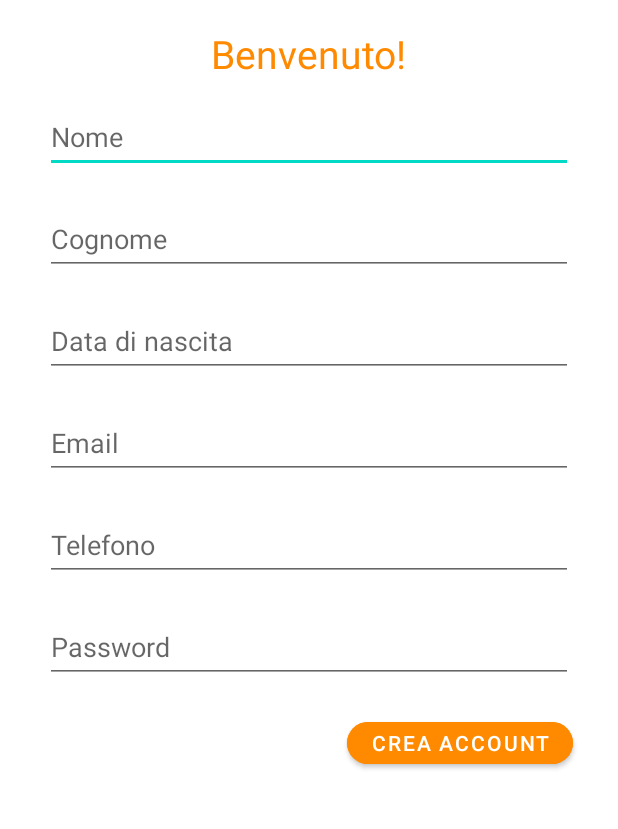
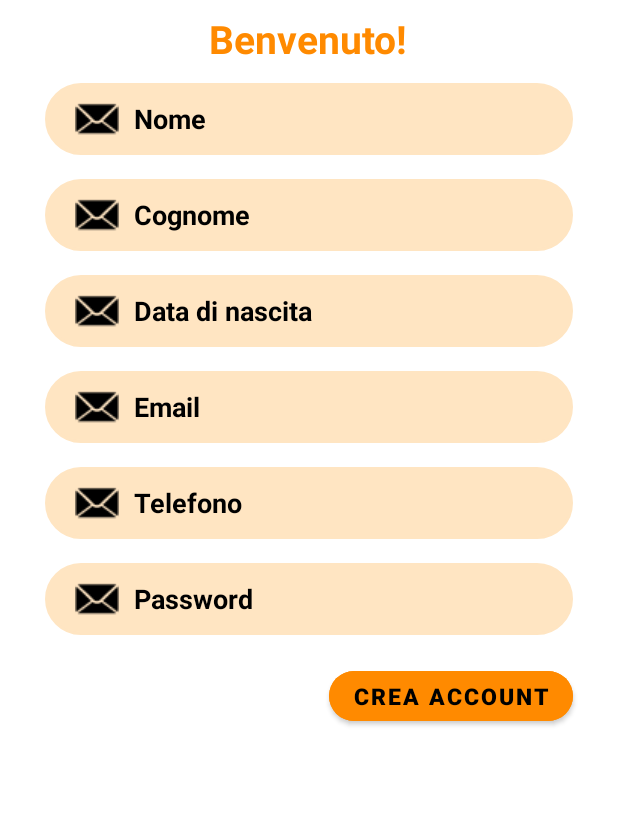
Before and after one commit to filippoarmani/ricettiamo, an Android app: the layout registration_page.xml on its own in the app's theme, with its tools: preview values and no code run, on a phone screen of 412 x 824 dp, the part 335-1164 px from its top. Run offline under Robolectric (Android 15) with nearby library versions, the phone set to English and light mode, and no system bars.

Commit message:
Schermata Creazione account

```diff
--- a/app/src/main/res/drawable/edit_text_background.xml
+++ b/app/src/main/res/drawable/edit_text_background.xml
@@ -1,10 +1,6 @@
 <?xml version="1.0" encoding="utf-8"?>
 <shape xmlns:android="http://schemas.android.com/apk/res/android">
-
     <stroke android:color="@color/orange"
-        android:width="2dp"/>
+            android:width="2dp"/>
     <corners android:radius="50dp"/>
-
-
-
 </shape>
--- a/app/src/main/res/layout/login_page.xml
+++ b/app/src/main/res/layout/login_page.xml
@@ -15,6 +15,7 @@
         android:layout_alignParentTop="true"
         android:layout_centerHorizontal="true"
         android:layout_marginTop="47dp"
+
         app:srcCompat="@drawable/logo" />
 
     <EditText
@@ -26,19 +27,22 @@
         android:layout_centerHorizontal="true"
         android:layout_marginTop="12dp"
         android:layout_marginEnd="24dp"
+
         android:background="@drawable/edit_text_background"
-        android:backgroundTint="@color/orange"
+        android:backgroundTint="@color/orang_w"
         android:drawableLeft="@drawable/email_icon"
         android:paddingLeft="20dp"
         android:drawablePadding="10dp"
+
         android:ems="10"
         android:hint="@string/email"
+        android:inputType="textEmailAddress"
+        android:textColorHint="@color/black"
         android:textSize="18dp"
-        android:textColorHint="@color/black"
         android:textStyle="bold"
-        android:inputType="textEmailAddress"
+        android:textColor="@color/black"
         android:minHeight="48dp"
-        android:textColor="@color/black"
+
 
         />
 
@@ -50,19 +54,22 @@
         android:layout_marginEnd="24dp"
         android:layout_below="@+id/l_email"
         android:layout_centerHorizontal="true"
+
         android:background="@drawable/edit_text_background"
-        android:backgroundTint="@color/orange"
+        android:backgroundTint="@color/orang_w"
         android:drawableLeft="@drawable/password_icon"
         android:paddingLeft="20dp"
         android:drawablePadding="10dp"
+
         android:ems="10"
         android:hint="@string/password"
+        android:textColorHint="@color/black"
+        android:inputType="textPassword"
         android:textSize="18dp"
-        android:textColorHint="@color/black"
         android:textStyle="bold"
-        android:inputType="textPassword"
+        android:textColor="@color/black"
         android:minHeight="48dp"
-        android:textColor="@color/black"
+        app:passwordToggleEnabled="true"
         />
 
 
@@ -74,23 +81,31 @@
         android:layout_marginTop="18dp"
         android:layout_marginEnd="24dp"
         android:layout_alignParentEnd="true"
+
+        style="@style/Widget.MaterialComponents.Button.TextButton"
         android:text="@string/p_dimenticata"
         android:textSize="14sp"
+        android:textColor="@color/orange"
         app:textAllCaps="false"
-        style="@style/Widget.MaterialComponents.Button.TextButton"
         />
 
     <Button
         android:id="@+id/l_login"
         android:layout_width="match_parent"
-        android:layout_height="48dp"
+        android:layout_height="55dp"
         android:layout_marginEnd="24dp"
         android:layout_below="@+id/l_passwordD"
         android:layout_centerHorizontal="true"
-        android:layout_marginTop="26dp"
+        android:layout_marginTop="24dp"
+
         android:backgroundTint="@color/orange"
+        app:cornerRadius="24dp"
+
         android:text="@string/login"
-        app:cornerRadius="24dp"/>
+        android:textColor="@color/black"
+        android:textSize="15dp"
+        android:textStyle="bold"
+        />
 
     <RelativeLayout
         android:id="@+id/l_or"
@@ -133,16 +148,16 @@
         android:layout_height="wrap_content"
         android:layout_below="@+id/l_or"
         android:layout_centerHorizontal="true"
-
-
         android:layout_marginTop="12dp"
         android:layout_marginEnd="24dp"
+
         android:text="@string/login_google"
         android:textSize="14sp"
         android:textAllCaps="true"
         app:icon="@drawable/google_icon"
         android:textColor="@color/google_login_text"
-        app:backgroundTint="@color/google_login_button"
+        app:backgroundTint="@color/orang_w"
+        app:cornerRadius="24dp"
         app:iconGravity="textStart"
         app:iconTint="@null"
          />
@@ -169,6 +184,7 @@
             android:layout_marginEnd="24dp"
             android:text="@string/register"
             android:textSize="12sp"
+            android:textColor="@color/orange"
             app:textAllCaps="false"
             style="@style/Widget.MaterialComponents.Button.TextButton" />
 
--- a/app/src/main/res/layout/registration_page.xml
+++ b/app/src/main/res/layout/registration_page.xml
@@ -22,10 +22,11 @@
         android:layout_height="wrap_content"
         android:layout_below="@+id/r_logo"
         android:layout_centerHorizontal="true"
-        android:layout_marginTop="18dp"
+        android:layout_marginTop="8dp"
         android:text="@string/benvenuto"
         android:textColor="@color/orange"
-        android:textSize="26sp" />
+        android:textSize="26sp"
+        android:textStyle="bold"/>
 
     <EditText
         android:id="@+id/r_nome"
@@ -33,13 +34,25 @@
         android:layout_height="wrap_content"
         android:layout_below="@+id/r_benvenuto"
         android:layout_marginLeft="30dp"
-        android:layout_marginTop="14dp"
+        android:layout_marginTop="12dp"
         android:layout_marginRight="30dp"
-        android:layout_marginBottom="10dp"
+        android:layout_marginBottom="8dp"
+
+        android:background="@drawable/edit_text_background"
+        android:backgroundTint="@color/orang_w"
+        android:drawableLeft="@drawable/email_icon"
+        android:paddingLeft="20dp"
+        android:drawablePadding="10dp"
+
         android:ems="10"
         android:hint="@string/nome"
         android:inputType="textPersonName"
-        android:minHeight="48dp" />
+        android:textColorHint="@color/black"
+        android:textSize="18dp"
+        android:textStyle="bold"
+        android:textColor="@color/black"
+        android:minHeight="48dp"
+        />
 
     <EditText
         android:id="@+id/r_cognome"
@@ -47,13 +60,24 @@
         android:layout_height="wrap_content"
         android:layout_below="@+id/r_nome"
         android:layout_marginLeft="30dp"
-        android:layout_marginTop="10dp"
+        android:layout_marginTop="8dp"
         android:layout_marginRight="30dp"
-        android:layout_marginBottom="10dp"
+        android:layout_marginBottom="8dp"
+
+        android:background="@drawable/edit_text_background"
+        android:backgroundTint="@color/orang_w"
+        android:drawableLeft="@drawable/email_icon"
+        android:paddingLeft="20dp"
+        android:drawablePadding="10dp"
+
         android:ems="10"
         android:hint="@string/cognome"
         android:inputType="textPersonName"
-        android:minHeight="48dp" />
+        android:textColorHint="@color/black"
+        android:textSize="18dp"
+        android:textStyle="bold"
+        android:textColor="@color/black"
+        android:minHeight="48dp"/>
 
     <EditText
         android:id="@+id/r_dataNascita"
@@ -61,13 +85,25 @@
         android:layout_height="wrap_content"
         android:layout_below="@+id/r_cognome"
         android:layout_marginLeft="30dp"
-        android:layout_marginTop="10dp"
+        android:layout_marginTop="8dp"
         android:layout_marginRight="30dp"
-        android:layout_marginBottom="10dp"
+        android:layout_marginBottom="8dp"
+
+        android:background="@drawable/edit_text_background"
+        android:backgroundTint="@color/orang_w"
+        android:drawableLeft="@drawable/email_icon"
+        android:paddingLeft="20dp"
+        android:drawablePadding="10dp"
+
         android:ems="10"
         android:hint="@string/data"
         android:inputType="date"
-        android:minHeight="48dp" />
+        android:textColorHint="@color/black"
+        android:textSize="18dp"
+        android:textStyle="bold"
+        android:textColor="@color/black"
+        android:minHeight="48dp"
+        />
 
     <EditText
         android:id="@+id/r_email"
@@ -75,12 +111,23 @@
         android:layout_height="wrap_content"
         android:layout_below="@id/r_dataNascita"
         android:layout_marginLeft="30dp"
-        android:layout_marginTop="10dp"
+        android:layout_marginTop="8dp"
         android:layout_marginRight="30dp"
-        android:layout_marginBottom="10dp"
+        android:layout_marginBottom="8dp"
+
+        android:background="@drawable/edit_text_background"
+        android:backgroundTint="@color/orang_w"
+        android:drawableLeft="@drawable/email_icon"
+        android:paddingLeft="20dp"
+        android:drawablePadding="10dp"
+
         android:ems="10"
         android:hint="@string/email"
         android:inputType="textEmailAddress"
+        android:textColorHint="@color/black"
+        android:textSize="18dp"
+        android:textStyle="bold"
+        android:textColor="@color/black"
         android:minHeight="48dp" />
 
     <EditText
@@ -89,12 +136,23 @@
         android:layout_height="wrap_content"
         android:layout_below="@id/r_email"
         android:layout_marginLeft="30dp"
-        android:layout_marginTop="10dp"
+        android:layout_marginTop="8dp"
         android:layout_marginRight="30dp"
-        android:layout_marginBottom="10dp"
+        android:layout_marginBottom="8dp"
+
+        android:background="@drawable/edit_text_background"
+        android:backgroundTint="@color/orang_w"
+        android:drawableLeft="@drawable/email_icon"
+        android:paddingLeft="20dp"
+        android:drawablePadding="10dp"
+
         android:ems="10"
         android:hint="@string/telefono"
         android:inputType="phone"
+        android:textColorHint="@color/black"
+        android:textSize="18dp"
+        android:textStyle="bold"
+        android:textColor="@color/black"
         android:minHeight="48dp" />
 
     <EditText
@@ -103,23 +161,37 @@
         android:layout_height="wrap_content"
         android:layout_below="@id/r_telefono"
         android:layout_marginLeft="30dp"
-        android:layout_marginTop="10dp"
+        android:layout_marginTop="8dp"
         android:layout_marginRight="30dp"
-        android:layout_marginBottom="10dp"
+        android:layout_marginBottom="8dp"
+
+        android:background="@drawable/edit_text_background"
+        android:backgroundTint="@color/orang_w"
+        android:drawableLeft="@drawable/email_icon"
+        android:paddingLeft="20dp"
+        android:drawablePadding="10dp"
+
         android:ems="10"
         android:hint="@string/password"
         android:inputType="textPassword"
+        android:textColorHint="@color/black"
+        android:textSize="18dp"
+        android:textStyle="bold"
+        android:textColor="@color/black"
         android:minHeight="48dp" />
 
     <Button
         android:id="@+id/r_creaAccount"
         android:layout_width="wrap_content"
-        android:layout_height="40dp"
+        android:layout_height="45dp"
         android:layout_below="@+id/r_password"
         android:layout_alignEnd="@id/r_password"
         android:layout_marginTop="10dp"
         android:backgroundTint="@color/orange"
         app:cornerRadius="24dp"
-        android:text="@string/crea" />
+        android:text="@string/crea"
+        android:textColor="@color/black"
+        android:textSize="15dp"
+        android:textStyle="bold"/>
 
 </RelativeLayout>
--- a/app/src/main/res/values/colors.xml
+++ b/app/src/main/res/values/colors.xml
@@ -11,5 +11,5 @@
     <color name="orange">#FF8A00</color>
     <color name="orang_w">#FFE5C2</color>
     <color name="google_login_button">#eceff1</color>
-    <color name="google_login_text">#616161</color>
+    <color name="google_login_text">#505050</color>
 </resources>
```
